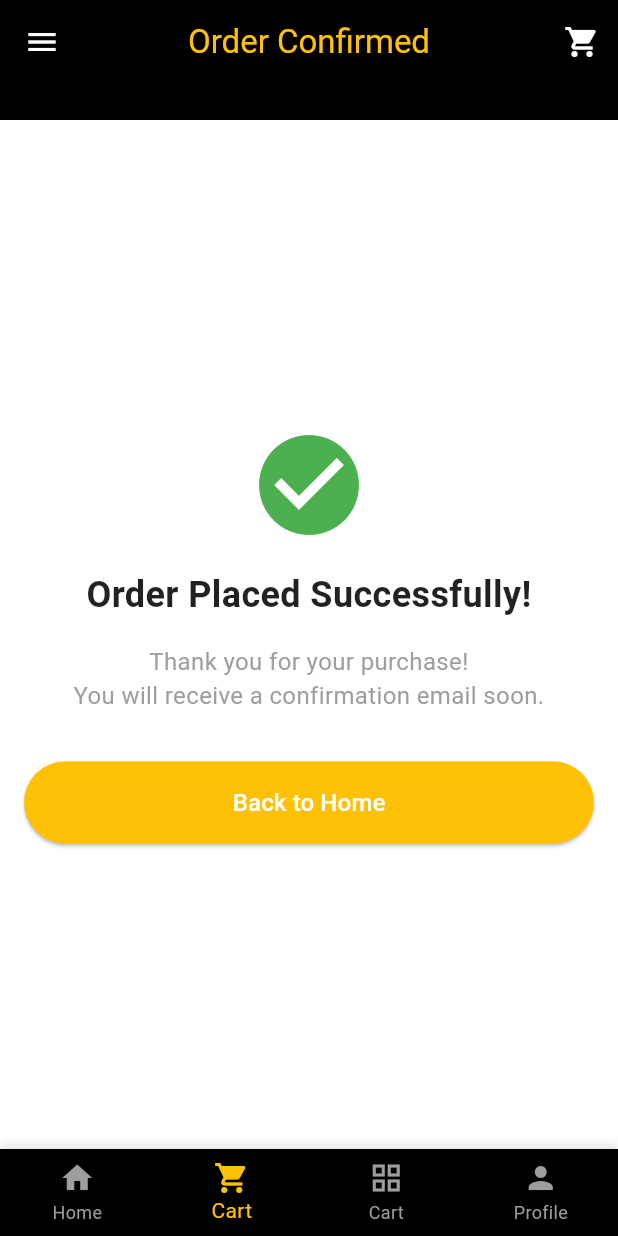
After one commit to JayaniDinukshika/Jobtest, a Flutter app: the SuccessScreen screen opened by its route, on a phone screen of 412 x 824 dp. The commit adds this screen. Run offline on Flutter 3.47's test engine with Material 3 defaults, Android fonts, the phone set to English and light mode, and no system bars; our stand-ins replace firebase_auth, firebase_core, flutter_secure_storage, shared_preferences; accounts and stored records are empty; network calls fail.

Commit message:
update 1

```diff
--- a/lib/main.dart
+++ b/lib/main.dart
@@ -1,6 +1,7 @@
 import 'package:firebase_core/firebase_core.dart';
 import 'package:flutter/material.dart';
 import 'package:job/screens/checkout_screen.dart';
+import 'package:job/screens/success_screen.dart';
 import 'package:provider/provider.dart'; // Add provider import
 import 'package:job/providers/cart_provider.dart'; // Import CartProvider
 import 'package:job/screens/cart_screen.dart'; // Ensure correct case (CartScreen)
@@ -38,7 +39,8 @@ class MyApp extends StatelessWidget {
           '/splash': (context) => SplashScreen(),
           '/home': (context) => const HomeScreen(),
           '/cart': (context) => const CartScreen(),
-          '/checkout': (context) => const CheckoutScreen(), // Replace with CheckoutScreen
+          '/checkout': (context) => const CheckoutScreen(),
+          '/success': (context) => const SuccessScreen(),// Replace with CheckoutScreen
         },
       ),
     );
--- a/lib/screens/checkout_screen.dart
+++ b/lib/screens/checkout_screen.dart
@@ -211,7 +211,7 @@ class _CheckoutScreenState extends State<CheckoutScreen> {
                         ),
                       );
                       // Navigate back to home
-                      Navigator.pushReplacementNamed(context, '/home');
+                      Navigator.pushReplacementNamed(context, '/success');
                     }
                   },
                   style: ElevatedButton.styleFrom(
--- /dev/null
+++ b/lib/screens/success_screen.dart
@@ -0,0 +1,74 @@
+import 'package:flutter/material.dart';
+import '../widgets/app_header.dart';
+import '../widgets/app_footer.dart';
+import '../widgets/app_drawer.dart';
+
+class SuccessScreen extends StatelessWidget {
+  const SuccessScreen({super.key});
+
+  @override
+  Widget build(BuildContext context) {
+    return Scaffold(
+      backgroundColor: Colors.white,
+      appBar: const AppHeader(title: 'Order Confirmed', titleColor: Colors.amber),
+      drawer: const AppDrawer(),
+      body: Center(
+        child: Padding(
+          padding: const EdgeInsets.all(16.0),
+          child: Column(
+            mainAxisAlignment: MainAxisAlignment.center,
+            children: [
+              // Success Icon
+              const Icon(
+                Icons.check_circle,
+                color: Colors.green,
+                size: 80,
+              ),
+              const SizedBox(height: 16),
+              // Success Message
+              const Text(
+                'Order Placed Successfully!',
+                style: TextStyle(
+                  fontSize: 24,
+                  fontWeight: FontWeight.bold,
+                  color: Colors.black87,
+                ),
+                textAlign: TextAlign.center,
+              ),
+              const SizedBox(height: 16),
+              // Additional Information
+              const Text(
+                'Thank you for your purchase!\nYou will receive a confirmation email soon.',
+                style: TextStyle(
+                  fontSize: 16,
+                  color: Colors.grey,
+                ),
+                textAlign: TextAlign.center,
+              ),
+              const SizedBox(height: 32),
+              // Back to Home Button
+              SizedBox(
+                width: double.infinity,
+                child: ElevatedButton(
+                  onPressed: () {
+                    Navigator.pushReplacementNamed(context, '/home');
+                  },
+                  style: ElevatedButton.styleFrom(
+                    backgroundColor: Colors.amber,
+                    foregroundColor: Colors.white,
+                    padding: const EdgeInsets.symmetric(vertical: 16),
+                  ),
+                  child: const Text(
+                    'Back to Home',
+                    style: TextStyle(fontSize: 16),
+                  ),
+                ),
+              ),
+            ],
+          ),
+        ),
+      ),
+      bottomNavigationBar: const AppFooter(currentIndex: 1),
+    );
+  }
+}
--- a/lib/widgets/app_drawer.dart
+++ b/lib/widgets/app_drawer.dart
@@ -35,7 +35,7 @@ class AppDrawer extends StatelessWidget {
             ),
           ),
           ListTile(
-            leading: const Icon(Icons.home, color: Colors.brown),
+            leading: const Icon(Icons.home, color: Colors.amber),
             title: const Text('Home'),
             onTap: () {
               Navigator.pop(context); // Close drawer
--- a/lib/widgets/app_footer.dart
+++ b/lib/widgets/app_footer.dart
@@ -1,7 +1,5 @@
-
 import 'package:flutter/material.dart';
-
-import '../screens/Cart_screen.dart';
+import '../screens/cart_screen.dart';
 import '../screens/home_screen.dart';
 
 class AppFooter extends StatelessWidget {
@@ -46,7 +44,10 @@ class AppFooter extends StatelessWidget {
               );
               break;
             case 1:
-              Navigator.pushReplacementNamed(context, '/products');
+              Navigator.pushReplacement(
+                context,
+                MaterialPageRoute(builder: (context) => const CartScreen()),
+              );
               break;
             case 2:
               Navigator.pushReplacement(
@@ -68,16 +69,16 @@ class AppFooter extends StatelessWidget {
             label: 'Home',
           ),
           BottomNavigationBarItem(
-            icon: Icon(Icons.grid_view),
-            label: 'products',
+            icon: Icon(Icons.shopping_cart),
+            label: 'Cart',
           ),
           BottomNavigationBarItem(
-            icon: Icon(Icons.shopping_cart),
-            label: 'cart',
+            icon: Icon(Icons.grid_view),
+            label: 'Cart',
           ),
           BottomNavigationBarItem(
             icon: Icon(Icons.person),
-            label: 'profile',
+            label: 'Profile',
           ),
         ],
       ),
--- a/pubspec.yaml
+++ b/pubspec.yaml
@@ -39,6 +39,7 @@ dependencies:
   shared_preferences: ^2.5.3
   provider: ^6.1.5+1
   http: ^1.2.2
+  flutter_secure_storage: ^9.2.4
 
 dev_dependencies:
   flutter_test:
```
Also changed, not shown: lib/providers/auth_provider.dart (added, +42 -0 lines), lib/screens/login_screen.dart (+43 -96 lines), lib/screens/splash_screen.dart (+70 -9 lines), pubspec.lock, 5 other files. Lines whose indentation alone changed are shown as unchanged.
